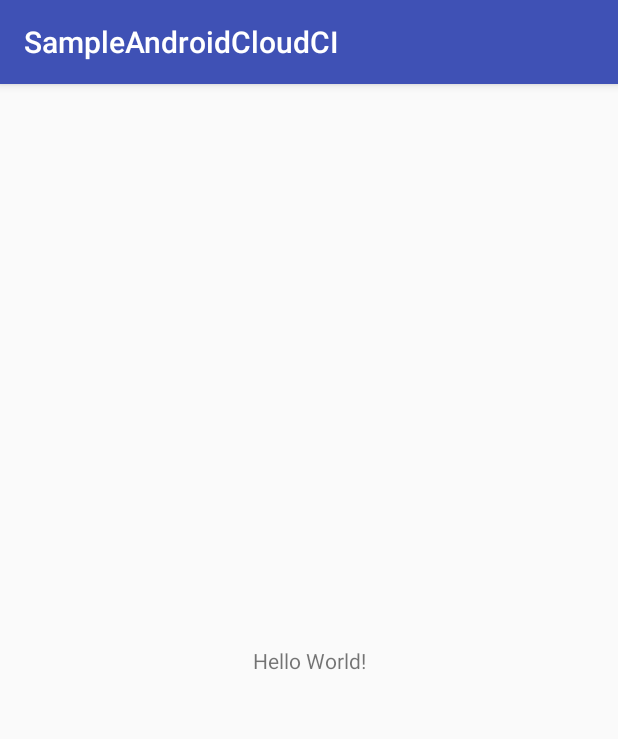
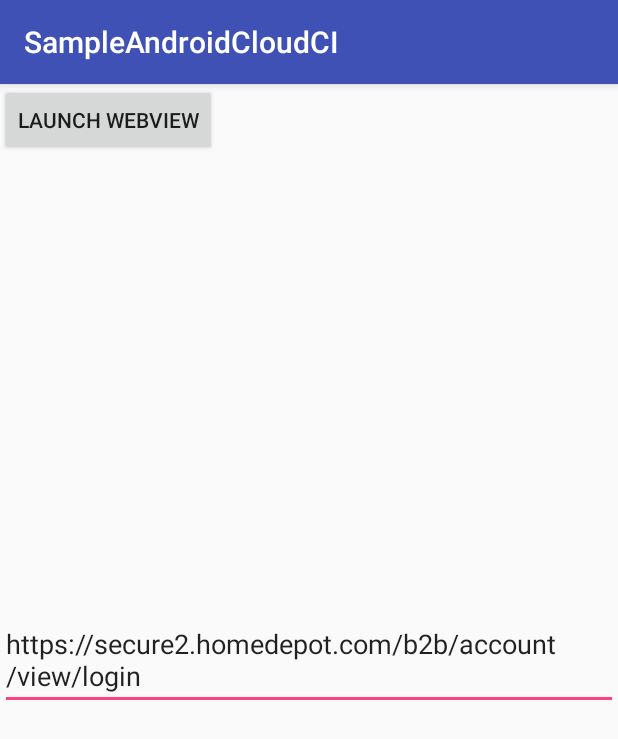
Before and after one commit to lalithbhaskar/SampleAndroidCloudCI, an Android app: the screen it shows after launch (MainActivity), on a phone screen of 412 x 824 dp. Shown: the top 739 px of the screen. Run offline under Robolectric (Android 15) with nearby library versions, the phone set to English and light mode, and no system bars; libraries missing offline, so code that uses them is left out: com.crashlytics.android, io.fabric.sdk; 1 statement that could not run was skipped.

Commit message:
Initial commit

```diff
--- a/app/src/main/java/com/sampleandroidcloudci/MainActivity.java
+++ b/app/src/main/java/com/sampleandroidcloudci/MainActivity.java
@@ -1,13 +1,31 @@
 package com.sampleandroidcloudci;
 
+import android.content.Intent;
 import android.support.v7.app.AppCompatActivity;
 import android.os.Bundle;
+import android.view.View;
+import android.widget.EditText;
+
+import com.crashlytics.android.Crashlytics;
+import io.fabric.sdk.android.Fabric;
 
 public class MainActivity extends AppCompatActivity {
+    private EditText editText;
 
     @Override
     protected void onCreate(Bundle savedInstanceState) {
         super.onCreate(savedInstanceState);
+        Fabric.with(this, new Crashlytics());
         setContentView(R.layout.activity_main);
+
+         editText = findViewById(R.id.editText);
+        editText.setText("https://secure2.homedepot.com/b2b/account/view/login");
     }
+    public void forceCrash(View view) {
+        //throw new RuntimeException("This is a crash");
+        Intent i = new Intent(this, WebActivity.class);
+        i.putExtra("url",editText.getText().toString());
+        startActivity(i);
+    }
+
 }
--- a/app/src/main/res/layout/activity_main.xml
+++ b/app/src/main/res/layout/activity_main.xml
@@ -6,7 +6,8 @@
     android:layout_height="match_parent"
     tools:context=".MainActivity">
 
-    <TextView
+    <EditText
+        android:id="@+id/editText"
         android:layout_width="wrap_content"
         android:layout_height="wrap_content"
         android:text="Hello World!"
@@ -14,5 +15,13 @@
         app:layout_constraintLeft_toLeftOf="parent"
         app:layout_constraintRight_toRightOf="parent"
         app:layout_constraintTop_toTopOf="parent" />
+    <Button
+        android:layout_height="wrap_content"
+        android:layout_width="wrap_content"
+        android:text="Launch WebView"
+        android:onClick="forceCrash"
+        android:layout_centerVertical="true"
+        android:layout_centerHorizontal="true" />
+
 
 </android.support.constraint.ConstraintLayout>
--- /dev/null
+++ b/app/src/main/res/values/dimens.xml
@@ -0,0 +1,3 @@
+<resources>
+    <dimen name="fab_margin">16dp</dimen>
+</resources>
--- a/app/src/main/res/values/strings.xml
+++ b/app/src/main/res/values/strings.xml
@@ -1,3 +1,4 @@
 <resources>
     <string name="app_name">SampleAndroidCloudCI</string>
+    <string name="title_activity_web">WebActivity</string>
 </resources>
--- a/app/src/main/res/values/styles.xml
+++ b/app/src/main/res/values/styles.xml
@@ -8,4 +8,13 @@
         <item name="colorAccent">@color/colorAccent</item>
     </style>
 
+    <style name="AppTheme.NoActionBar">
+        <item name="windowActionBar">false</item>
+        <item name="windowNoTitle">true</item>
+    </style>
+
+    <style name="AppTheme.AppBarOverlay" parent="ThemeOverlay.AppCompat.Dark.ActionBar" />
+
+    <style name="AppTheme.PopupOverlay" parent="ThemeOverlay.AppCompat.Light" />
+
 </resources>
```
Also changed, not shown: app/src/main/AndroidManifest.xml (+11 -0 lines), app/src/main/java/com/sampleandroidcloudci/WebActivity.java (added, +27 -0 lines), app/src/main/res/layout/activity_web.xml (added, +33 -0 lines), app/src/main/res/layout/content_web.xml (added, +17 -0 lines).
